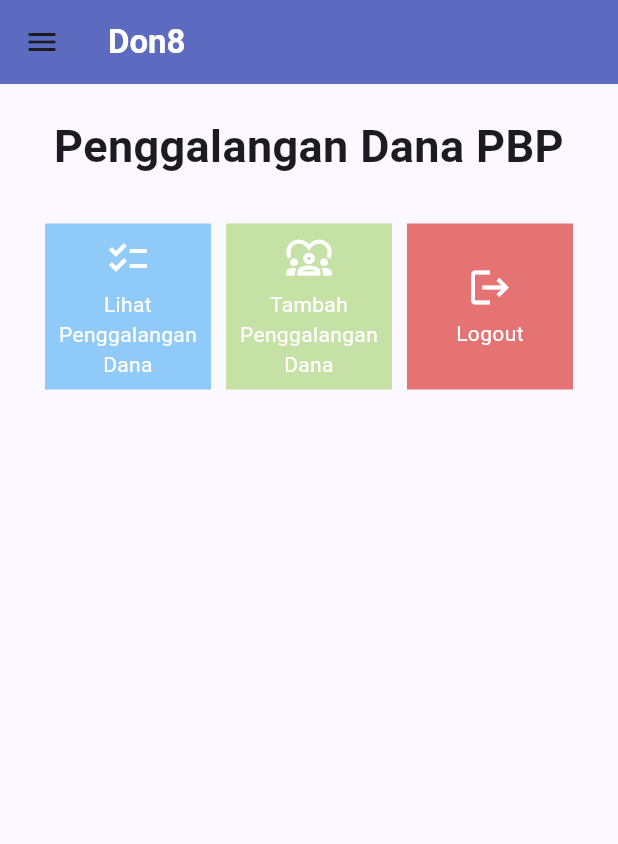
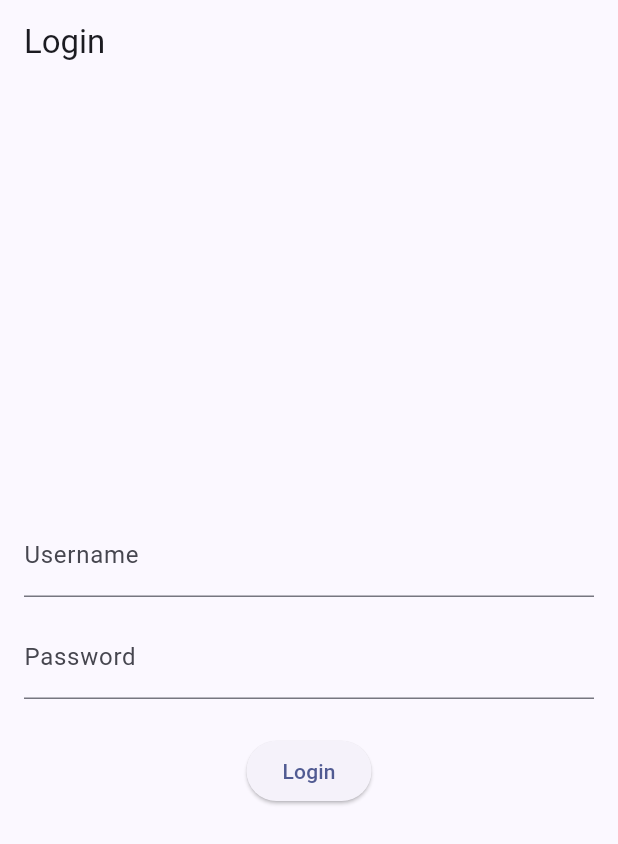
Before and after one commit to ratunadya/don8-mobile, a Flutter app: the screen it shows after launch, on a phone screen of 412 x 824 dp. Shown: the top 844 px of the screen. Run offline on Flutter 3.47's test engine with Material 2 defaults, Android fonts, the phone set to English and light mode, and no system bars; missing offline and left inert: pbp_django_auth.

Commit message:
add: Tugas 9

```diff
--- a/lib/main.dart
+++ b/lib/main.dart
@@ -1,23 +1,31 @@
+import 'package:don8/screens/login.dart';
 import 'package:flutter/material.dart';
 import 'package:don8/screens/menu.dart';
+import 'package:pbp_django_auth/pbp_django_auth.dart';
+import 'package:provider/provider.dart';
 
 void main() {
   runApp(const MyApp());
 }
 
 class MyApp extends StatelessWidget {
-  const MyApp({super.key});
+  const MyApp({Key? key}) : super(key: key);
 
   // This widget is the root of your application.
   @override
   Widget build(BuildContext context) {
-    return MaterialApp(
-      title: 'Flutter Demo',
+    return Provider(
+            create: (_) {
+                CookieRequest request = CookieRequest();
+                return request;
+            },
+            child: MaterialApp(
+                title: 'Flutter App',
                 theme: ThemeData(
                     colorScheme: ColorScheme.fromSeed(seedColor: Colors.indigo.shade400),
                     useMaterial3: true,
                 ),
-      home: MyHomePage(),
+                home: LoginPage()),
         );
     }
 }
--- /dev/null
+++ b/lib/screens/login.dart
@@ -0,0 +1,113 @@
+import 'package:don8/screens/menu.dart';
+import 'package:flutter/material.dart';
+import 'package:pbp_django_auth/pbp_django_auth.dart';
+import 'package:provider/provider.dart';
+
+void main() {
+    runApp(const LoginApp());
+}
+
+class LoginApp extends StatelessWidget {
+const LoginApp({super.key});
+
+@override
+Widget build(BuildContext context) {
+    return MaterialApp(
+        title: 'Login',
+        theme: ThemeData(
+            primarySwatch: Colors.blue,
+    ),
+    home: const LoginPage(),
+    );
+    }
+}
+
+class LoginPage extends StatefulWidget {
+    const LoginPage({super.key});
+
+    @override
+    _LoginPageState createState() => _LoginPageState();
+}
+
+class _LoginPageState extends State<LoginPage> {
+    final TextEditingController _usernameController = TextEditingController();
+    final TextEditingController _passwordController = TextEditingController();
+
+    @override
+    Widget build(BuildContext context) {
+        final request = context.watch<CookieRequest>();
+        return Scaffold(
+            appBar: AppBar(
+                title: const Text('Login'),
+            ),
+            body: Container(
+                padding: const EdgeInsets.all(16.0),
+                child: Column(
+                    mainAxisAlignment: MainAxisAlignment.center,
+                    children: [
+                        TextField(
+                            controller: _usernameController,
+                            decoration: const InputDecoration(
+                                labelText: 'Username',
+                            ),
+                        ),
+                        const SizedBox(height: 12.0),
+                        TextField(
+                            controller: _passwordController,
+                            decoration: const InputDecoration(
+                                labelText: 'Password',
+                            ),
+                            obscureText: true,
+                        ),
+                        const SizedBox(height: 24.0),
+                        ElevatedButton(
+                            onPressed: () async {
+                                String username = _usernameController.text;
+                                String password = _passwordController.text;
+
+                                // Cek kredensial
+                                // Untuk menyambungkan Android emulator dengan Django pada localhost,
+                                // gunakan URL http://10.0.2.2/
+                                final response = await request.login("http://localhost:8000/auth/login/", {
+                                'username': username,
+                                'password': password,
+                                });
+
+                                if (request.loggedIn) {
+                                    String message = response['message'];
+                                    String uname = response['username'];
+                                    Navigator.pushReplacement(
+                                        context,
+                                        MaterialPageRoute(builder: (context) => MyHomePage()),
+                                    );
+                                    ScaffoldMessenger.of(context)
+                                        ..hideCurrentSnackBar()
+                                        ..showSnackBar(
+                                            SnackBar(content: Text("$message Selamat datang, $uname.")));
+                                    } else {
+                                    showDialog(
+                                        context: context,
+                                        builder: (context) => AlertDialog(
+                                            title: const Text('Login Gagal'),
+                                            content:
+                                                Text(response['message']),
+                                            actions: [
+                                                TextButton(
+                                                    child: const Text('OK'),
+                                                    onPressed: () {
+                                                        Navigator.pop(context);
+                                                    },
+                                                ),
+                                            ],
+                                        ),
+                                    );
+                                }
+                            },
+                            child: const Text('Login'),
+                        ),
+                    ],
+                ),
+            ),
+        );
+    }
+}
--- a/pubspec.yaml
+++ b/pubspec.yaml
@@ -35,6 +35,9 @@ dependencies:
   # The following adds the Cupertino Icons font to your application.
   # Use with the CupertinoIcons class for iOS style icons.
   cupertino_icons: ^1.0.2
+  provider: ^6.1.1
+  pbp_django_auth: ^0.4.0
+  http: ^1.1.0
 
 dev_dependencies:
   flutter_test:
```
Also changed, not shown: lib/models/item.dart (added, +73 -0 lines), lib/screens/fundraising_form.dart (+35 -32 lines), lib/screens/item_details.dart (added, +48 -0 lines), lib/screens/list_item.dart (added, +105 -0 lines), lib/widgets/fundraising_card.dart (+28 -2 lines), lib/widgets/left_drawer.dart (+12 -0 lines), pubspec.lock, 2 other files. Lines whose indentation alone changed are shown as unchanged.
